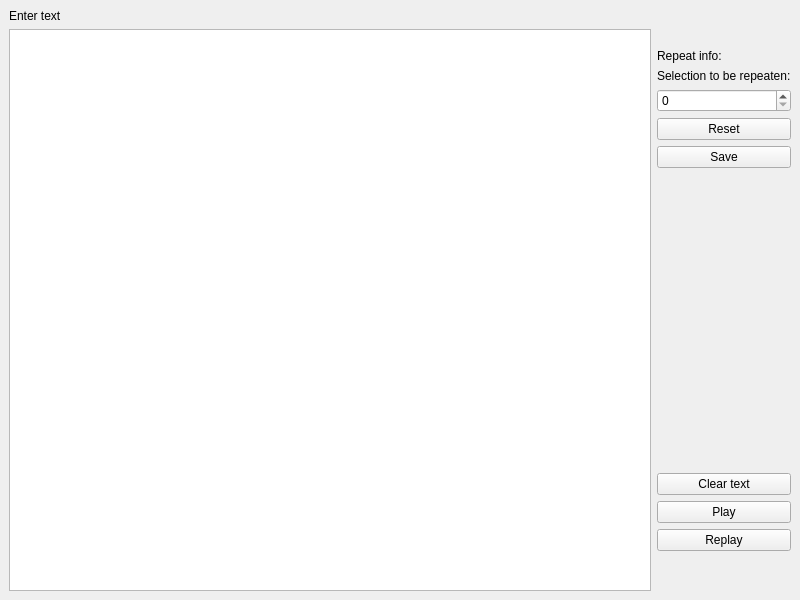
AkanshGrover/SpeakToMe, file qtui/draft1.ui: the form before one commit.
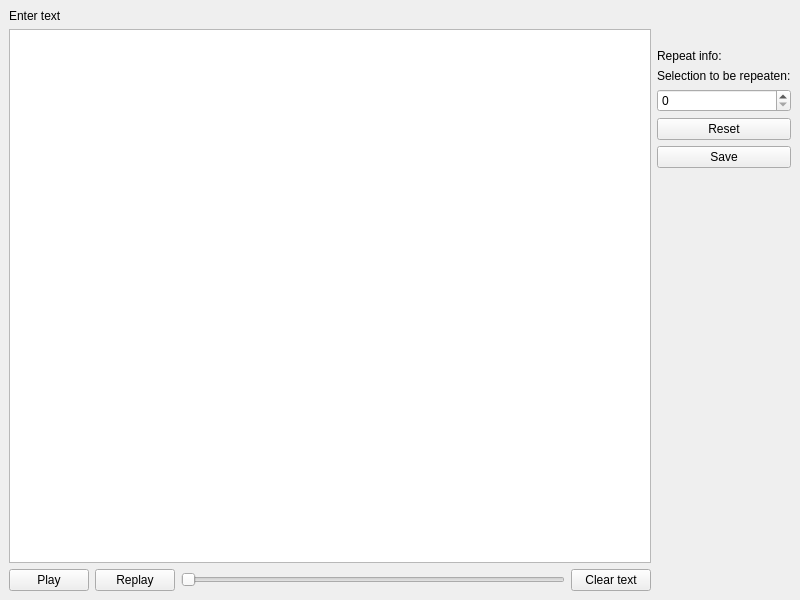
The form after the commit.

The edit to the form file:
```diff
--- a/qtui/draft1.ui
+++ b/qtui/draft1.ui
@@ -16,7 +16,7 @@
   <widget class="QWidget" name="centralwidget">
    <layout class="QHBoxLayout" name="horizontalLayout_2">
     <item>
-     <layout class="QVBoxLayout" name="verticalLayout">
+     <layout class="QVBoxLayout" name="verticalLayout_2">
       <item>
        <widget class="QLabel" name="toplabel">
         <property name="text">
@@ -31,12 +31,42 @@
         </property>
        </widget>
       </item>
-     </layout>
+      <item>
+       <layout class="QHBoxLayout" name="horizontalLayout">
+        <item>
+         <widget class="QPushButton" name="playbtn">
+          <property name="text">
+           <string>Play</string>
+          </property>
+         </widget>
     </item>
     <item>
-     <layout class="QVBoxLayout" name="verticalLayout_3">
+         <widget class="QPushButton" name="replaybtn">
+          <property name="text">
+           <string>Replay</string>
+          </property>
+         </widget>
+        </item>
       <item>
-       <layout class="QVBoxLayout" name="verticalLayout_2">
+         <widget class="QSlider" name="positionmedia">
+          <property name="orientation">
+           <enum>Qt::Horizontal</enum>
+          </property>
+         </widget>
+        </item>
+        <item>
+         <widget class="QPushButton" name="clearbtn">
+          <property name="text">
+           <string>Clear text</string>
+          </property>
+         </widget>
+        </item>
+       </layout>
+      </item>
+     </layout>
+    </item>
+    <item>
+     <layout class="QVBoxLayout" name="verticalLayout">
         <item>
          <spacer name="verticalSpacer_2">
           <property name="orientation">
@@ -91,45 +121,6 @@
          <spacer name="verticalSpacer">
           <property name="orientation">
            <enum>Qt::Vertical</enum>
-          </property>
-          <property name="sizeHint" stdset="0">
-           <size>
-            <width>20</width>
-            <height>40</height>
-           </size>
-          </property>
-         </spacer>
-        </item>
-       </layout>
-      </item>
-      <item>
-       <widget class="QPushButton" name="clearbtn">
-        <property name="text">
-         <string>Clear text</string>
-        </property>
-       </widget>
-      </item>
-      <item>
-       <widget class="QPushButton" name="playbtn">
-        <property name="text">
-         <string>Play</string>
-        </property>
-       </widget>
-      </item>
-      <item>
-       <widget class="QPushButton" name="replaybtn">
-        <property name="text">
-         <string>Replay</string>
-        </property>
-       </widget>
-      </item>
-      <item>
-       <spacer name="verticalSpacer_3">
-        <property name="orientation">
-         <enum>Qt::Vertical</enum>
-        </property>
-        <property name="sizeType">
-         <enum>QSizePolicy::Minimum</enum>
         </property>
         <property name="sizeHint" stdset="0">
          <size>
```
Lines whose indentation alone changed are shown as unchanged.
